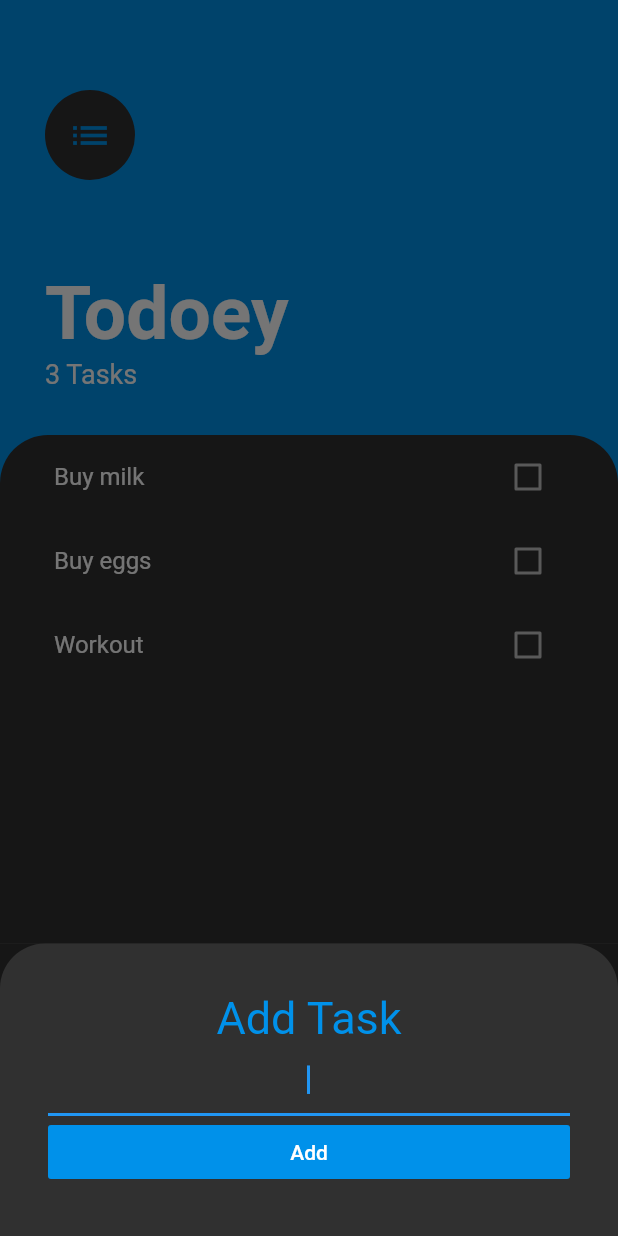
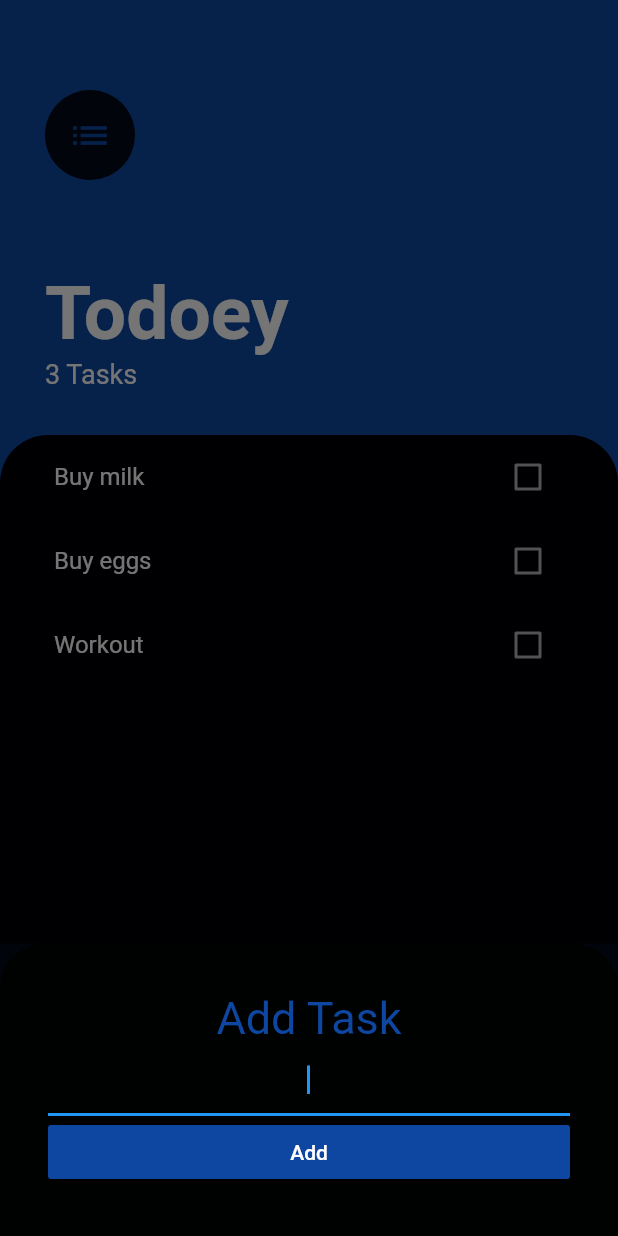
Before and after one commit to abd99/flutter_todo_list, a Flutter app: the screen it shows after launch, after a tap on the "add" icon, on a phone screen of 412 x 824 dp. Run offline on Flutter 3.47's test engine with Material 2 defaults, Android fonts, the phone set to English and light mode, and no system bars.

Commit message:
Tweak colors a litte bit

```diff
--- a/lib/main.dart
+++ b/lib/main.dart
@@ -15,7 +15,8 @@ class MyApp extends StatelessWidget {
       create: (context) => TaskData(),
       child: MaterialApp(
         theme: ThemeData.dark().copyWith(
-          accentColor: Colors.lightBlueAccent[700],
+          canvasColor: Colors.black87,
+          accentColor: Colors.blue[900],
         ),
         home: TasksScreen(),
       ),
--- a/lib/screens/add_task_screen.dart
+++ b/lib/screens/add_task_screen.dart
@@ -6,12 +6,12 @@ class AddTaskScreen extends StatelessWidget {
   @override
   Widget build(BuildContext context) {
     String taskName;
-
+    ThemeData themeData = Theme.of(context);
     return Container(
-      color: Color(0xFF161616),
+      color: Color(0xFF01040A),
       child: Container(
         decoration: BoxDecoration(
-          color: Theme.of(context).canvasColor,
+          color: themeData.canvasColor,
           borderRadius: BorderRadius.only(
             topLeft: Radius.circular(30.0),
             topRight: Radius.circular(30.0),
@@ -25,7 +25,7 @@ class AddTaskScreen extends StatelessWidget {
               'Add Task',
               textAlign: TextAlign.center,
               style: TextStyle(
-                color: Colors.lightBlueAccent[700],
+                color: themeData.accentColor,
                 fontSize: 30.0,
               ),
             ),
@@ -35,7 +35,7 @@ class AddTaskScreen extends StatelessWidget {
               onChanged: (value) => (taskName = value),
             ),
             FlatButton(
-              color: Colors.lightBlueAccent[700],
+              color: themeData.accentColor,
               child: Text(
                 'Add',
               ),
--- a/lib/screens/tasks_screen.dart
+++ b/lib/screens/tasks_screen.dart
@@ -7,8 +7,9 @@ import 'package:provider/provider.dart';
 class TasksScreen extends StatelessWidget {
   @override
   Widget build(BuildContext context) {
+    ThemeData themeData = Theme.of(context);
     return Scaffold(
-      backgroundColor: Colors.lightBlueAccent[700],
+      backgroundColor: themeData.accentColor,
       body: Column(
         crossAxisAlignment: CrossAxisAlignment.start,
         children: <Widget>[
@@ -23,8 +24,8 @@ class TasksScreen extends StatelessWidget {
               crossAxisAlignment: CrossAxisAlignment.start,
               children: <Widget>[
                 CircleAvatar(
-                  backgroundColor: Theme.of(context).canvasColor,
-                  foregroundColor: Colors.lightBlueAccent[700],
+                  backgroundColor: themeData.canvasColor,
+                  foregroundColor: themeData.accentColor,
                   radius: 30.0,
                   child: Icon(
                     Icons.list,
@@ -54,7 +55,7 @@ class TasksScreen extends StatelessWidget {
             child: Container(
               padding: EdgeInsets.symmetric(horizontal: 20.0),
               decoration: BoxDecoration(
-                color: Theme.of(context).canvasColor,
+                color: Color(0xFF000005),
                 borderRadius: BorderRadius.only(
                   topLeft: Radius.circular(32.0),
                   topRight: Radius.circular(32.0),
@@ -74,21 +75,12 @@ class TasksScreen extends StatelessWidget {
               child: Container(
                 padding: EdgeInsets.only(
                     bottom: MediaQuery.of(context).viewInsets.bottom),
-                child: AddTaskScreen(
-                    // addTaskCallback: (title) {
-                    // setState(() {
-                    //   Provider.of<TaskData>(context)
-                    //       .tasks
-                    //       .add(Task(name: title));
-                    // });
-                    // Navigator.pop(context);
-                    // },
-                    ),
+                child: AddTaskScreen(),
               ),
             ),
           );
         },
-        backgroundColor: Colors.lightBlueAccent[700],
+        backgroundColor: themeData.accentColor,
         child: Icon(Icons.add),
       ),
     );
--- a/lib/widgets/task_tile.dart
+++ b/lib/widgets/task_tile.dart
@@ -23,7 +23,7 @@ class TaskTile extends StatelessWidget {
         ),
       ),
       trailing: Checkbox(
-        activeColor: Colors.lightBlueAccent[700],
+        activeColor: Theme.of(context).accentColor,
         value: isChecked,
         onChanged: checkboxCallback,
       ),
```
